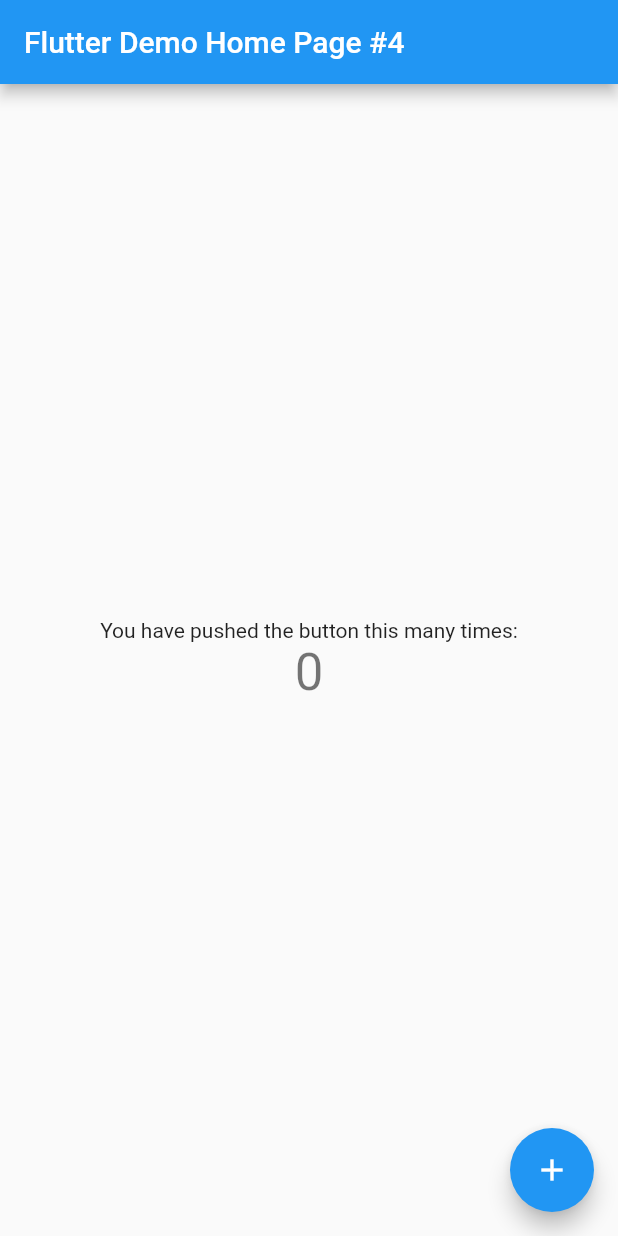
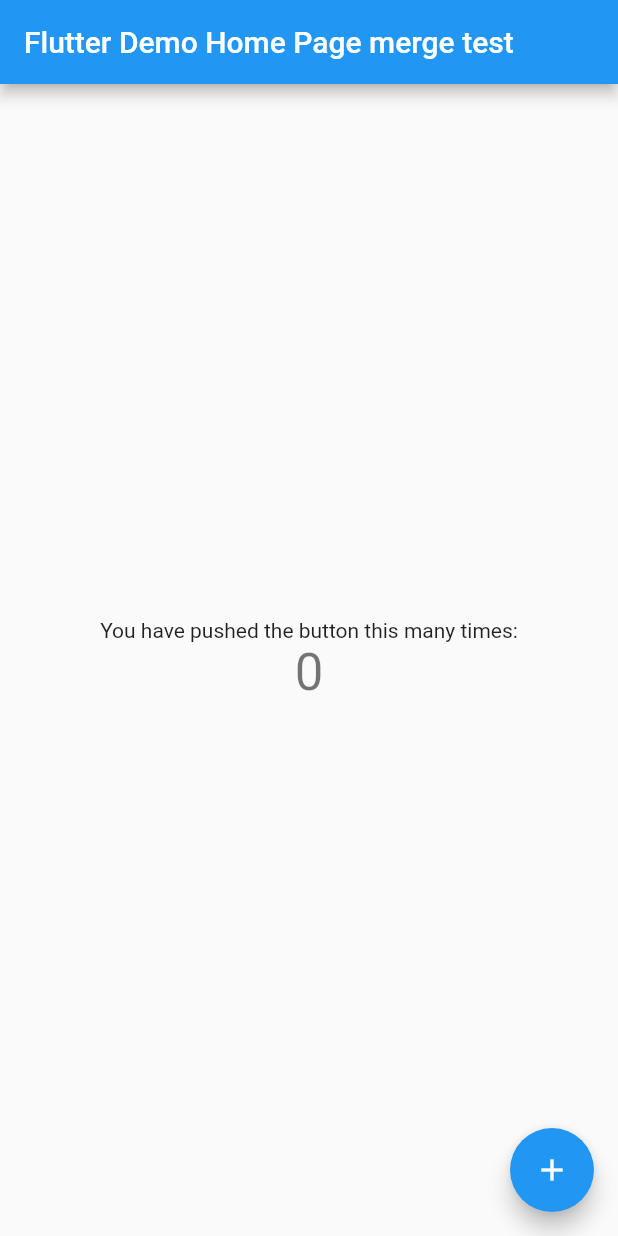
Before and after one commit to wataruoyng/develop, a Flutter app: the screen it shows after launch, on a phone screen of 412 x 824 dp. Run offline on Flutter 3.47's test engine with Material 2 defaults, Android fonts, the phone set to English and light mode, and no system bars.

Commit message:
merge test

```diff
--- a/lib/main.dart
+++ b/lib/main.dart
@@ -24,7 +24,7 @@ class MyApp extends StatelessWidget {
         // is not restarted.
         primarySwatch: Colors.blue,
       ),
-      home: const MyHomePage(title: 'Flutter Demo Home Page #4'),
+      home: const MyHomePage(title: 'Flutter Demo Home Page merge test'),
     );
   }
 }
```
